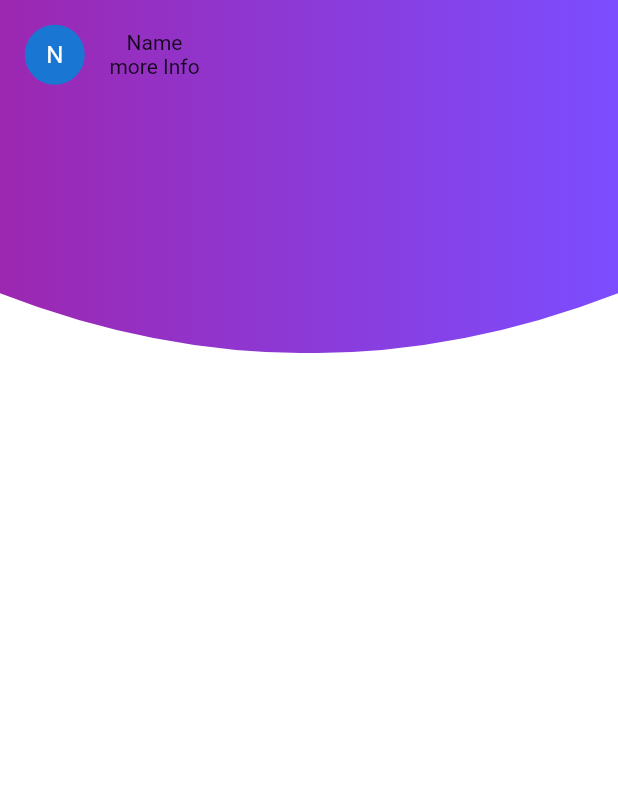
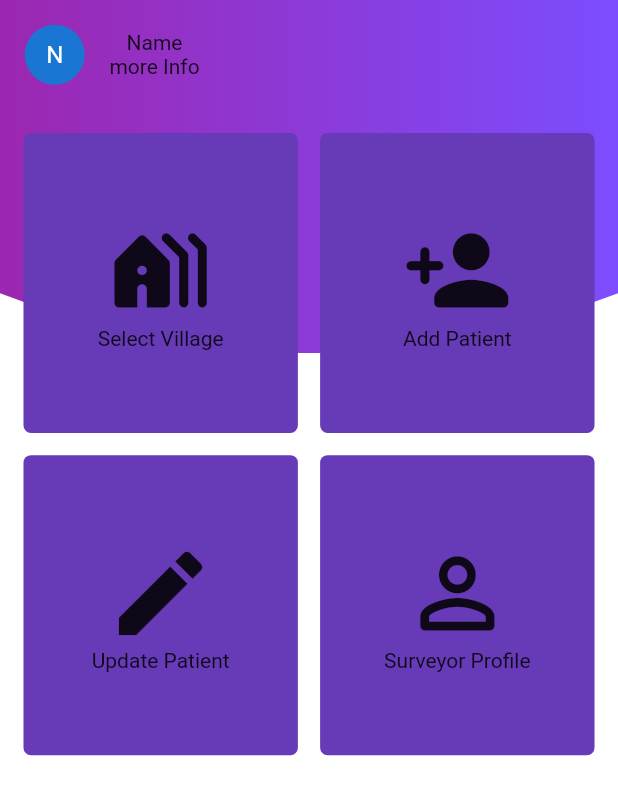
Before and after one commit to piyushwani004/medical_servey_app, a Flutter app: the screen it shows after launch, on a phone screen of 412 x 824 dp. Shown: the top 795 px of the screen. Run offline on Flutter 3.47's test engine with Material 2 defaults, Android fonts, the light colour scheme and no system bars; our stand-ins replace google_fonts.

Commit message:
surveyor form completed

```diff
--- a/lib/pages/Surveyor/surveyor_home.dart
+++ b/lib/pages/Surveyor/surveyor_home.dart
@@ -11,6 +11,7 @@ class SurveyorHomePage extends StatefulWidget {
 
 class _SurveyorHomePageState extends State<SurveyorHomePage> {
   var width, height;
+
   @override
   Widget build(BuildContext context) {
     width = MediaQuery.of(context).size.width;
@@ -43,7 +44,10 @@ class _SurveyorHomePageState extends State<SurveyorHomePage> {
             ],
           ),
 
+          ListView(
+            children: [
               Align(
+                // name of profile
                 alignment: Alignment.topLeft,
                 child: Padding(
                   padding: Common.allPadding(mHeight: height),
@@ -61,10 +65,7 @@ class _SurveyorHomePageState extends State<SurveyorHomePage> {
                           Padding(
                             padding: Common.allPadding(mHeight: height),
                             child: Column(
-                          children: [
-                            Text('Name'),
-                            Text('more Info')
-                          ],
+                              children: [Text('Name'), Text('more Info')],
                             ),
                           )
                         ],
@@ -73,6 +74,92 @@ class _SurveyorHomePageState extends State<SurveyorHomePage> {
                   ),
                 ),
               ),
+              //table containers for each feature
+              Padding(
+                padding: Common.allPadding(mHeight: height * 1),
+                child: Align(
+                  alignment: Alignment.center,
+                  child: Column(
+                    mainAxisAlignment: MainAxisAlignment.start,
+                    children: [
+                      Table(
+                        children: [
+                          TableRow(children: [
+                            Padding(
+                              padding: Common.allPadding(mHeight: height * 0.9),
+                              child: Container(
+                                decoration: Common.containerBoxDecoration(),
+                                height: 200,
+                                width: 100,
+                                child: Column(
+                                  mainAxisAlignment: MainAxisAlignment.center,
+                                  crossAxisAlignment: CrossAxisAlignment.center,
+                                  children: [
+                                    Icon(Icons.holiday_village_rounded, size: height*0.09,),
+                                    Text("Select Village")
+                                  ],
+                                ),
+                              ),
+                            ),
+                            Padding(
+                              padding: Common.allPadding(mHeight: height * 0.9),
+                              child: Container(
+                                decoration: Common.containerBoxDecoration(),
+                                height: 200,
+                                width: 100,
+                                child:  Column(
+                                  mainAxisAlignment: MainAxisAlignment.center,
+                                  crossAxisAlignment: CrossAxisAlignment.center,
+                                  children: [
+                                    Icon(Icons.person_add_rounded, size: height*0.09,),
+                                    Text("Add Patient")
+                                  ],
+                                ),
+                              ),
+                            ),
+                          ]),
+                          TableRow(children: [
+                            Padding(
+                              padding: Common.allPadding(mHeight: height * 0.9),
+                              child: Container(
+                                decoration: Common.containerBoxDecoration(),
+                                height: 200,
+                                width: 100,
+                                child:  Column(
+                                  mainAxisAlignment: MainAxisAlignment.center,
+                                  crossAxisAlignment: CrossAxisAlignment.center,
+                                  children: [
+                                    Icon(Icons.edit, size: height*0.09,),
+                                    Text("Update Patient")
+                                  ],
+                                ),
+                              ),
+                            ),
+                            Padding(
+                              padding: Common.allPadding(mHeight: height * 0.9),
+                              child: Container(
+                                decoration: Common.containerBoxDecoration(),
+                                height: 200,
+                                width: 100,
+                                child:  Column(
+                                  mainAxisAlignment: MainAxisAlignment.center,
+                                  crossAxisAlignment: CrossAxisAlignment.center,
+                                  children: [
+                                    Icon(Icons.person_outline_rounded, size: height*0.09,),
+                                    Text("Surveyor Profile")
+                                  ],
+                                ),
+                              ),
+                            ),
+                          ])
+                        ],
+                      )
+                    ],
+                  ),
+                ),
+              ),
+            ],
+          )
         ],
       ),
     );
--- a/lib/widgets/common.dart
+++ b/lib/widgets/common.dart
@@ -31,6 +31,7 @@ class Common {
   static containerBoxDecoration(
       {Color? backColor, BorderRadius? borderRadius}) {
     return BoxDecoration(
+      color: Colors.deepPurple,
         borderRadius:
         borderRadius ?? const BorderRadius.all(Radius.circular(5)));
   }
```
Lines whose indentation alone changed are shown as unchanged.
